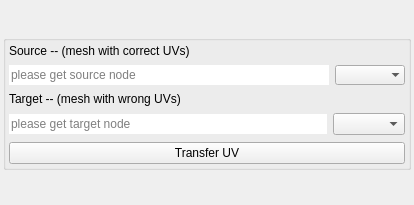
code-google-com/mayatools, file src/developer/main/uvtools/widget/ui/transferuvUI.ui: the form before one commit.
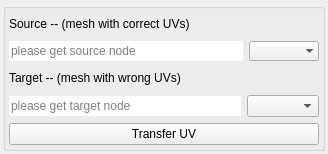
The form after the commit.

```diff
--- a/src/developer/main/uvtools/widget/ui/transferuvUI.ui
+++ b/src/developer/main/uvtools/widget/ui/transferuvUI.ui
@@ -6,33 +6,24 @@
    <rect>
     <x>0</x>
     <y>0</y>
-    <width>414</width>
-    <height>205</height>
+    <width>328</width>
+    <height>154</height>
    </rect>
   </property>
   <property name="windowTitle">
    <string>MainWindow</string>
   </property>
   <widget class="QWidget" name="centralwidget">
-   <layout class="QVBoxLayout" name="verticalLayout">
+   <layout class="QVBoxLayout" name="verticalLayout_2">
     <property name="margin">
      <number>3</number>
     </property>
     <item>
-     <widget class="QGroupBox" name="groupBox_3">
-      <property name="sizePolicy">
-       <sizepolicy hsizetype="Preferred" vsizetype="Fixed">
-        <horstretch>0</horstretch>
-        <verstretch>0</verstretch>
-       </sizepolicy>
-      </property>
+     <widget class="QGroupBox" name="groupBox">
       <property name="title">
        <string/>
       </property>
-      <layout class="QVBoxLayout" name="verticalLayout_5">
-       <property name="spacing">
-        <number>7</number>
-       </property>
+      <layout class="QVBoxLayout" name="verticalLayout">
        <property name="margin">
         <number>3</number>
        </property>
```
